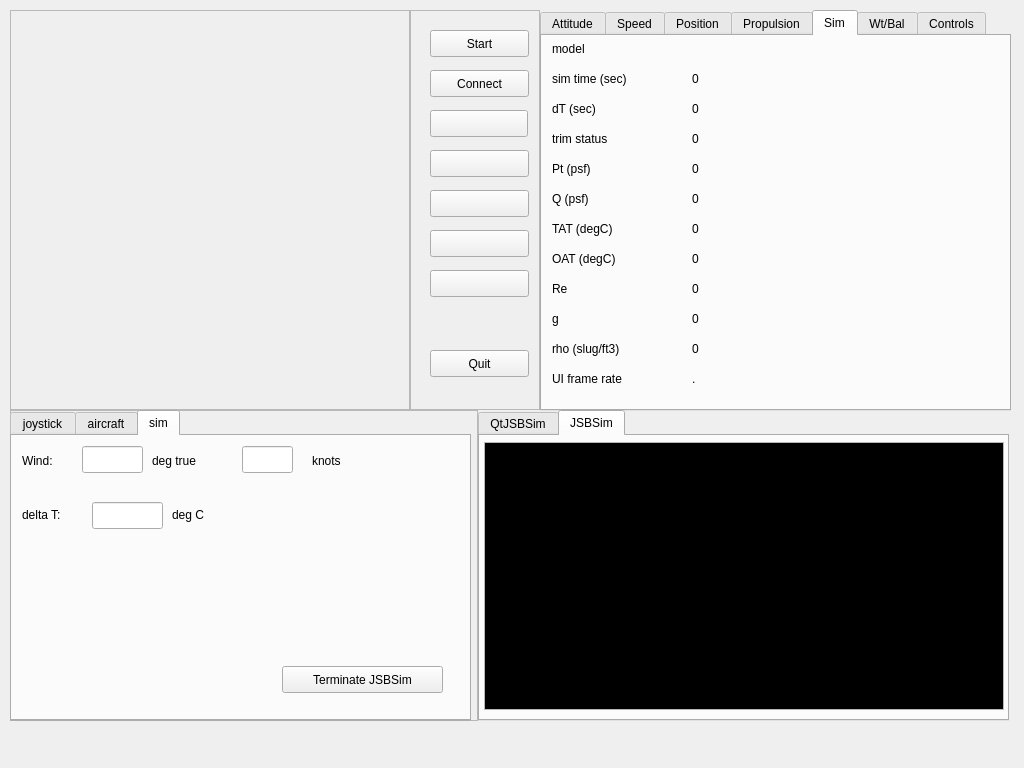
The window that src/MainWindow.ui (xfahad100/aeroprecinyx) describes before a commit, drawn with Qt 5.
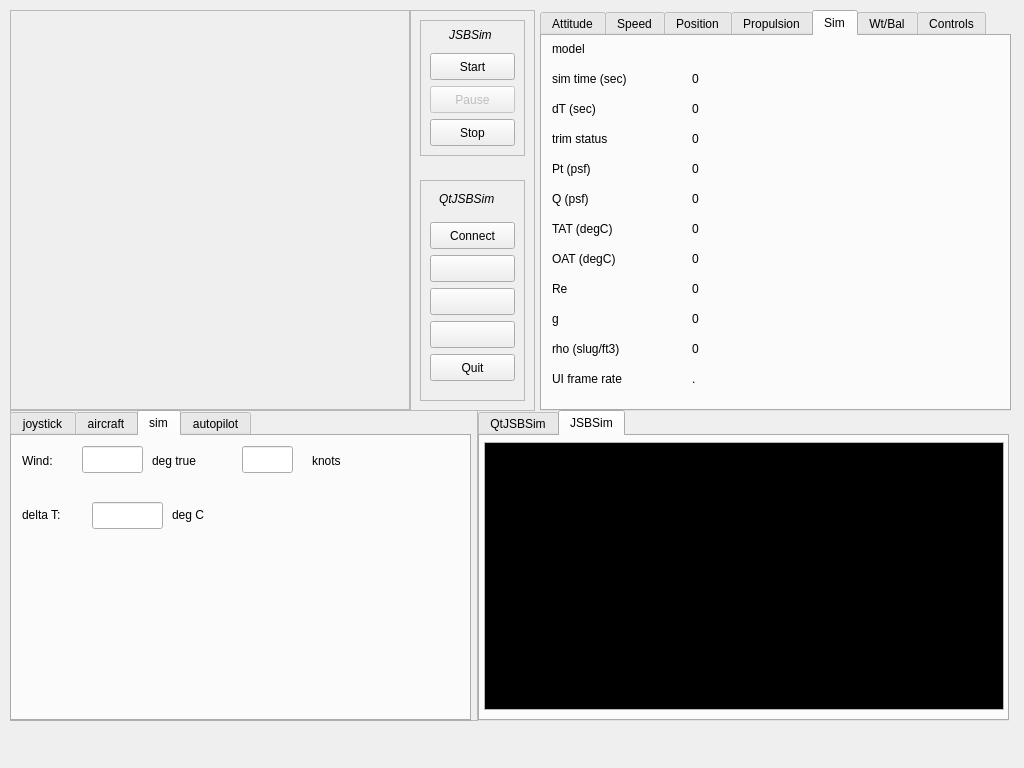
The same window after the commit. The open tabs and pages were chosen to show the change. Custom widgets are drawn as their Qt base class.

Commit message: Added autopilot directory and a PID class.  Interface clean-up.

Patch:
```diff
--- a/src/MainWindow.ui
+++ b/src/MainWindow.ui
@@ -63,8 +63,23 @@
      <rect>
       <x>410</x>
       <y>10</y>
-      <width>130</width>
-      <height>400</height>
+      <width>125</width>
+      <height>401</height>
+     </rect>
+    </property>
+    <property name="frameShape">
+     <enum>QFrame::StyledPanel</enum>
+    </property>
+    <property name="frameShadow">
+     <enum>QFrame::Raised</enum>
+    </property>
+    <widget class="QFrame" name="frame_2">
+     <property name="geometry">
+      <rect>
+       <x>10</x>
+       <y>10</y>
+       <width>105</width>
+       <height>136</height>
      </rect>
     </property>
     <property name="frameShape">
@@ -76,9 +91,9 @@
     <widget class="QPushButton" name="StartJSBSimButton">
      <property name="geometry">
       <rect>
-       <x>20</x>
-       <y>20</y>
-       <width>99</width>
+        <x>10</x>
+        <y>33</y>
+        <width>85</width>
        <height>27</height>
       </rect>
      </property>
@@ -89,51 +104,75 @@
       <bool>true</bool>
      </property>
     </widget>
-    <widget class="QPushButton" name="ConnectButton">
+     <widget class="QPushButton" name="PauseJSBSimButton">
+      <property name="enabled">
+       <bool>false</bool>
+      </property>
      <property name="geometry">
       <rect>
-       <x>20</x>
-       <y>60</y>
-       <width>99</width>
+        <x>10</x>
+        <y>66</y>
+        <width>85</width>
        <height>27</height>
       </rect>
      </property>
      <property name="text">
-      <string>Connect</string>
-     </property>
-    </widget>
-    <widget class="QPushButton" name="pushButton_3">
+       <string>Pause</string>
+      </property>
+     </widget>
+     <widget class="QLabel" name="label_13">
      <property name="geometry">
       <rect>
-       <x>20</x>
-       <y>140</y>
-       <width>99</width>
-       <height>27</height>
-      </rect>
-     </property>
+        <x>29</x>
+        <y>6</y>
+        <width>50</width>
+        <height>17</height>
+       </rect>
+      </property>
+      <property name="font">
+       <font>
+        <italic>true</italic>
+       </font>
+      </property>
      <property name="text">
-      <string/>
-     </property>
-    </widget>
-    <widget class="QPushButton" name="pushButton_4">
+       <string>JSBSim</string>
+      </property>
+     </widget>
+     <widget class="QPushButton" name="StopJSBSimButton">
      <property name="geometry">
       <rect>
-       <x>20</x>
-       <y>100</y>
-       <width>98</width>
+        <x>10</x>
+        <y>99</y>
+        <width>85</width>
        <height>27</height>
       </rect>
      </property>
      <property name="text">
-      <string/>
-     </property>
-    </widget>
+       <string>Stop</string>
+      </property>
+     </widget>
+    </widget>
+    <widget class="QFrame" name="frame_4">
+     <property name="geometry">
+      <rect>
+       <x>10</x>
+       <y>170</y>
+       <width>105</width>
+       <height>221</height>
+      </rect>
+     </property>
+     <property name="frameShape">
+      <enum>QFrame::StyledPanel</enum>
+     </property>
+     <property name="frameShadow">
+      <enum>QFrame::Raised</enum>
+     </property>
     <widget class="QPushButton" name="pushButton_5">
      <property name="geometry">
       <rect>
-       <x>20</x>
-       <y>180</y>
-       <width>99</width>
+        <x>10</x>
+        <y>75</y>
+        <width>85</width>
        <height>27</height>
       </rect>
      </property>
@@ -144,9 +183,9 @@
     <widget class="QPushButton" name="pushButton_6">
      <property name="geometry">
       <rect>
-       <x>20</x>
-       <y>220</y>
-       <width>99</width>
+        <x>10</x>
+        <y>108</y>
+        <width>85</width>
        <height>27</height>
       </rect>
      </property>
@@ -157,9 +196,9 @@
     <widget class="QPushButton" name="pushButton_7">
      <property name="geometry">
       <rect>
-       <x>20</x>
-       <y>260</y>
-       <width>99</width>
+        <x>10</x>
+        <y>141</y>
+        <width>85</width>
        <height>27</height>
       </rect>
      </property>
@@ -167,12 +206,12 @@
       <string/>
      </property>
     </widget>
-    <widget class="QPushButton" name="pushButton_Quit">
+     <widget class="QPushButton" name="QuitButton">
      <property name="geometry">
       <rect>
-       <x>20</x>
-       <y>340</y>
-       <width>99</width>
+        <x>10</x>
+        <y>174</y>
+        <width>85</width>
        <height>27</height>
       </rect>
      </property>
@@ -180,6 +219,38 @@
       <string>Quit</string>
      </property>
     </widget>
+     <widget class="QPushButton" name="ConnectButton">
+      <property name="geometry">
+       <rect>
+        <x>10</x>
+        <y>42</y>
+        <width>85</width>
+        <height>27</height>
+       </rect>
+      </property>
+      <property name="text">
+       <string>Connect</string>
+      </property>
+     </widget>
+     <widget class="QLabel" name="label_14">
+      <property name="geometry">
+       <rect>
+        <x>19</x>
+        <y>10</y>
+        <width>68</width>
+        <height>17</height>
+       </rect>
+      </property>
+      <property name="font">
+       <font>
+        <italic>true</italic>
+       </font>
+      </property>
+      <property name="text">
+       <string>QtJSBSim</string>
+      </property>
+     </widget>
+    </widget>
    </widget>
    <widget class="QFrame" name="frame">
     <property name="geometry">
@@ -772,19 +843,6 @@
       <attribute name="title">
        <string>sim</string>
       </attribute>
-      <widget class="QPushButton" name="pushButton_8">
-       <property name="geometry">
-        <rect>
-         <x>270</x>
-         <y>230</y>
-         <width>161</width>
-         <height>27</height>
-        </rect>
-       </property>
-       <property name="text">
-        <string>Terminate JSBSim</string>
-       </property>
-      </widget>
       <widget class="QLabel" name="label_5">
        <property name="geometry">
         <rect>
@@ -884,6 +942,11 @@
        </property>
       </widget>
      </widget>
+     <widget class="QWidget" name="tab_12">
+      <attribute name="title">
+       <string>autopilot</string>
+      </attribute>
+     </widget>
     </widget>
    </widget>
    <widget class="QTabWidget" name="tabWidget">
```
Left out of the diff: 6 changed lines with no effect on the pictures. Lines whose indentation alone changed are shown as unchanged. The commit also changes 8 other files.
